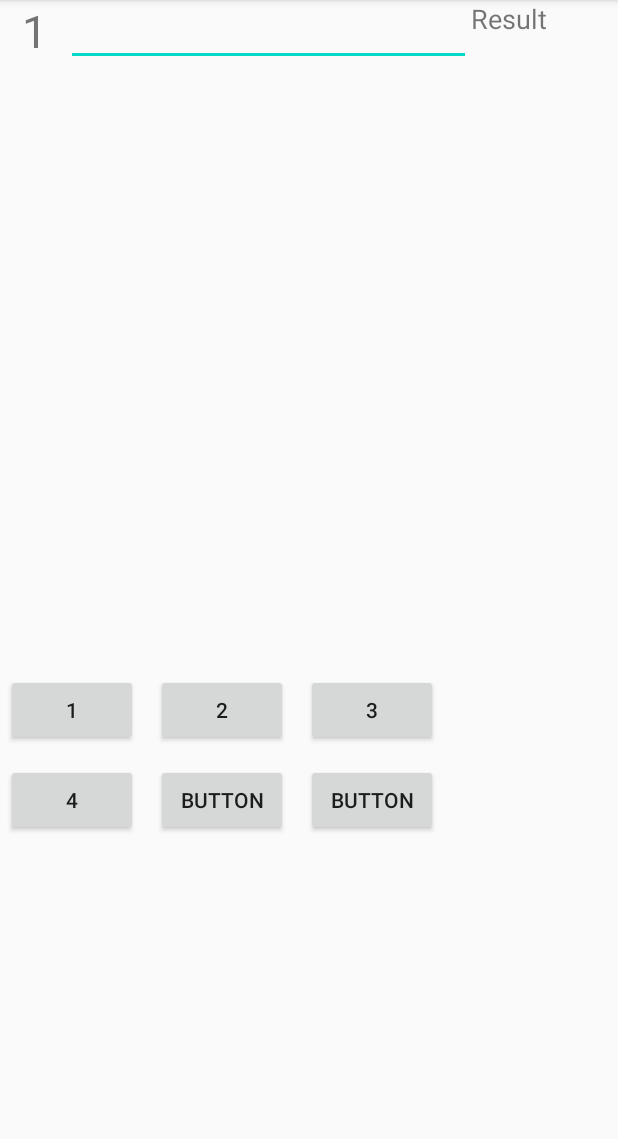
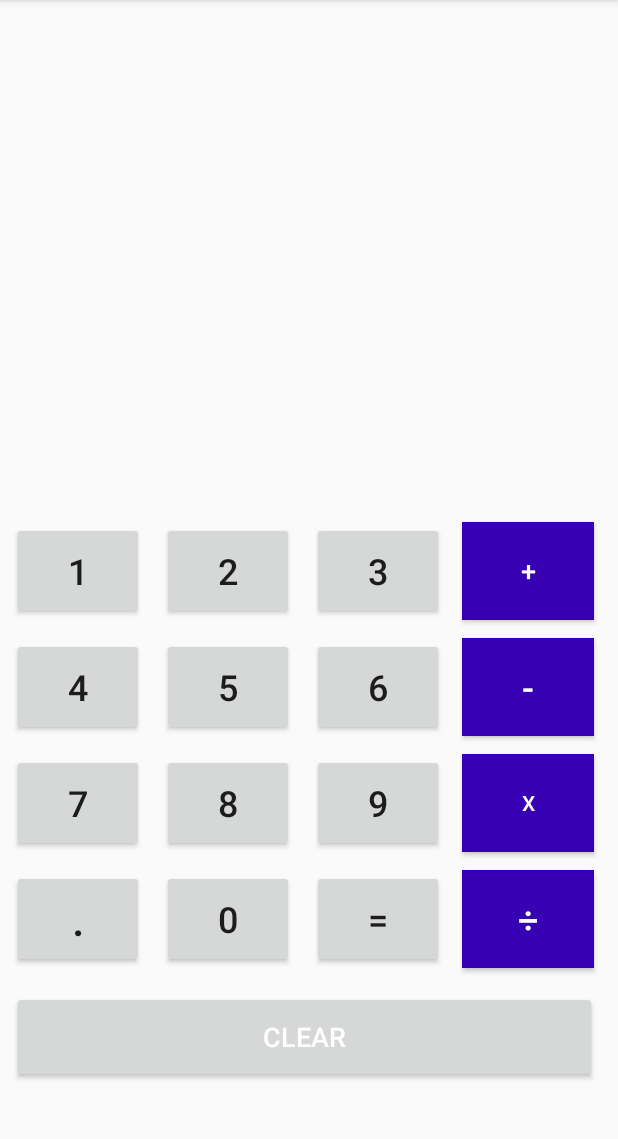
Before and after one commit to Megadash452/Code-Next-Calculator, an Android app: the screen it shows after launch (MainActivity), on a phone screen of 412 x 824 dp, the part 84-1223 px from its top. Run offline under Robolectric (Android 15) with nearby library versions, the phone set to English and light mode, and no system bars.

Commit message:
done with buttons

```diff
--- a/app/src/main/res/layout/activity_main.xml
+++ b/app/src/main/res/layout/activity_main.xml
@@ -11,49 +11,10 @@
         android:layout_height="match_parent"
         android:orientation="vertical">
 
-        <ScrollView
+        <LinearLayout
             android:layout_width="match_parent"
-            android:layout_height="265dp">
-
-            <LinearLayout
-                android:layout_width="match_parent"
-                android:layout_height="wrap_content"
-                android:orientation="vertical">
-
-                <androidx.constraintlayout.widget.ConstraintLayout
-                    android:layout_width="match_parent"
-                    android:layout_height="match_parent">
-
-                    <TextView
-                        android:id="@+id/view0"
-                        android:layout_width="44dp"
-                        android:layout_height="44dp"
-                        android:text="  1"
-                        android:textSize="30sp"
-                        app:layout_constraintStart_toStartOf="parent"
-                        app:layout_constraintTop_toTopOf="parent" />
-
-                    <EditText
-                        android:id="@+id/inputView0"
-                        android:layout_width="270dp"
-                        android:layout_height="44dp"
-                        android:autofillHints=""
-                        android:ems="10"
-                        android:inputType="text"
-                        app:layout_constraintStart_toEndOf="@+id/view0"
-                        app:layout_constraintTop_toTopOf="@+id/view0" />
-
-                    <TextView
-                        android:id="@+id/outputView0"
-                        android:layout_width="96dp"
-                        android:layout_height="44dp"
-                        android:text="Result"
-                        android:textSize="18sp"
-                        app:layout_constraintStart_toEndOf="@+id/inputView0"
-                        app:layout_constraintTop_toTopOf="@+id/inputView0" />
-                </androidx.constraintlayout.widget.ConstraintLayout>
-            </LinearLayout>
-        </ScrollView>
+            android:layout_height="332dp"
+            android:orientation="vertical"></LinearLayout>
 
         <androidx.constraintlayout.widget.ConstraintLayout
             android:layout_width="match_parent"
@@ -62,21 +23,23 @@
             <Button
                 android:id="@+id/button1"
                 android:layout_width="wrap_content"
-                android:layout_height="wrap_content"
-                android:layout_marginStart="4dp"
-                android:layout_marginLeft="4dp"
-                android:layout_marginTop="184dp"
+                android:layout_height="65dp"
+                android:layout_marginStart="8dp"
+                android:layout_marginLeft="8dp"
+                android:layout_marginTop="16dp"
                 android:text="1"
+                android:textSize="24sp"
                 app:layout_constraintStart_toStartOf="parent"
                 app:layout_constraintTop_toTopOf="parent" />
 
             <Button
                 android:id="@+id/button2"
                 android:layout_width="wrap_content"
-                android:layout_height="wrap_content"
+                android:layout_height="65dp"
                 android:layout_marginStart="12dp"
                 android:layout_marginLeft="12dp"
                 android:text="2"
+                android:textSize="24sp"
                 app:layout_constraintBottom_toBottomOf="@+id/button1"
                 app:layout_constraintStart_toEndOf="@+id/button1"
                 app:layout_constraintTop_toTopOf="@+id/button1"
@@ -85,10 +48,11 @@
             <Button
                 android:id="@+id/button3"
                 android:layout_width="wrap_content"
-                android:layout_height="wrap_content"
+                android:layout_height="65dp"
                 android:layout_marginStart="12dp"
                 android:layout_marginLeft="12dp"
                 android:text="3"
+                android:textSize="24sp"
                 app:layout_constraintBottom_toBottomOf="@+id/button2"
                 app:layout_constraintStart_toEndOf="@+id/button2"
                 app:layout_constraintTop_toTopOf="@+id/button2"
@@ -97,34 +61,178 @@
             <Button
                 android:id="@+id/button4"
                 android:layout_width="wrap_content"
-                android:layout_height="wrap_content"
+                android:layout_height="65dp"
                 android:layout_marginTop="12dp"
                 android:text="4"
+                android:textSize="24sp"
                 app:layout_constraintEnd_toEndOf="@+id/button1"
                 app:layout_constraintHorizontal_bias="0.0"
                 app:layout_constraintStart_toStartOf="@+id/button1"
                 app:layout_constraintTop_toBottomOf="@+id/button1" />
 
             <Button
+                android:id="@+id/button5"
+                android:layout_width="wrap_content"
+                android:layout_height="65dp"
+                android:layout_marginStart="12dp"
+                android:layout_marginLeft="12dp"
+                android:text="5"
+                android:textSize="24sp"
+                app:layout_constraintBottom_toBottomOf="@+id/button4"
+                app:layout_constraintStart_toEndOf="@+id/button4"
+                app:layout_constraintTop_toTopOf="@+id/button4" />
+
+            <Button
+                android:id="@+id/button6"
+                android:layout_width="wrap_content"
+                android:layout_height="65dp"
+                android:layout_marginStart="12dp"
+                android:layout_marginLeft="12dp"
+                android:text="6"
+                android:textSize="24sp"
+                app:layout_constraintBottom_toBottomOf="@+id/button5"
+                app:layout_constraintStart_toEndOf="@+id/button5"
+                app:layout_constraintTop_toTopOf="@+id/button5" />
+
+            <Button
                 android:id="@+id/button7"
                 android:layout_width="wrap_content"
-                android:layout_height="wrap_content"
+                android:layout_height="65dp"
                 android:layout_marginTop="12dp"
-                android:text="Button"
-                app:layout_constraintEnd_toEndOf="@+id/button2"
-                app:layout_constraintHorizontal_bias="0.0"
-                app:layout_constraintStart_toStartOf="@+id/button2"
-                app:layout_constraintTop_toBottomOf="@+id/button2" />
+                android:text="7"
+                android:textSize="24sp"
+                app:layout_constraintEnd_toEndOf="@+id/button4"
+                app:layout_constraintStart_toStartOf="@+id/button4"
+                app:layout_constraintTop_toBottomOf="@+id/button4" />
 
             <Button
                 android:id="@+id/button8"
                 android:layout_width="wrap_content"
-                android:layout_height="wrap_content"
+                android:layout_height="65dp"
+                android:layout_marginStart="12dp"
+                android:layout_marginLeft="12dp"
+                android:text="8"
+                android:textSize="24sp"
+                app:layout_constraintBottom_toBottomOf="@+id/button7"
+                app:layout_constraintStart_toEndOf="@+id/button7"
+                app:layout_constraintTop_toTopOf="@+id/button7" />
+
+            <Button
+                android:id="@+id/button9"
+                android:layout_width="wrap_content"
+                android:layout_height="65dp"
+                android:layout_marginStart="12dp"
+                android:layout_marginLeft="12dp"
+                android:text="9"
+                android:textSize="24sp"
+                app:layout_constraintBottom_toBottomOf="@+id/button8"
+                app:layout_constraintStart_toEndOf="@+id/button8"
+                app:layout_constraintTop_toTopOf="@+id/button8" />
+
+            <Button
+                android:id="@+id/buttonDecimal"
+                android:layout_width="wrap_content"
+                android:layout_height="65dp"
                 android:layout_marginTop="12dp"
-                android:text="Button"
-                app:layout_constraintEnd_toEndOf="@+id/button3"
-                app:layout_constraintStart_toStartOf="@+id/button3"
-                app:layout_constraintTop_toBottomOf="@+id/button3" />
+                android:text="."
+                android:textSize="30sp"
+                app:layout_constraintEnd_toEndOf="@+id/button7"
+                app:layout_constraintStart_toStartOf="@+id/button7"
+                app:layout_constraintTop_toBottomOf="@+id/button7" />
+
+            <Button
+                android:id="@+id/button0"
+                android:layout_width="wrap_content"
+                android:layout_height="65dp"
+                android:layout_marginStart="12dp"
+                android:layout_marginLeft="12dp"
+                android:text="0"
+                android:textSize="24sp"
+                app:layout_constraintBottom_toBottomOf="@+id/buttonDecimal"
+                app:layout_constraintStart_toEndOf="@+id/buttonDecimal"
+                app:layout_constraintTop_toTopOf="@+id/buttonDecimal"
+                app:layout_constraintVertical_bias="0.0" />
+
+            <Button
+                android:id="@+id/buttonEquals"
+                android:layout_width="wrap_content"
+                android:layout_height="65dp"
+                android:layout_marginStart="12dp"
+                android:layout_marginLeft="12dp"
+                android:text="="
+                android:textSize="24sp"
+                app:layout_constraintBottom_toBottomOf="@+id/button0"
+                app:layout_constraintStart_toEndOf="@+id/button0"
+                app:layout_constraintTop_toTopOf="@+id/button0"
+                app:layout_constraintVertical_bias="0.0" />
+
+            <Button
+                android:id="@+id/buttonPlus"
+                android:layout_width="wrap_content"
+                android:layout_height="65dp"
+                android:layout_marginStart="12dp"
+                android:layout_marginLeft="12dp"
+                android:background="@color/colorPrimaryDark"
+                android:text="+"
+                android:textColor="@android:color/white"
+                android:textSize="18sp"
+                app:layout_constraintBottom_toBottomOf="@+id/button3"
+                app:layout_constraintStart_toEndOf="@+id/button3"
+                app:layout_constraintTop_toTopOf="@+id/button3"
+                app:layout_constraintVertical_bias="0.0" />
+
+            <Button
+                android:id="@+id/buttonMinus"
+                android:layout_width="wrap_content"
+                android:layout_height="65dp"
+                android:layout_marginTop="12dp"
+                android:background="@color/colorPrimaryDark"
+                android:text="-"
+                android:textColor="@android:color/white"
+                android:textSize="24sp"
+                app:layout_constraintEnd_toEndOf="@+id/buttonPlus"
+                app:layout_constraintStart_toStartOf="@+id/buttonPlus"
+                app:layout_constraintTop_toBottomOf="@+id/buttonPlus" />
+
+            <Button
+                android:id="@+id/buttonMultiply"
+                android:layout_width="wrap_content"
+                android:layout_height="65dp"
+                android:layout_marginTop="12dp"
+                android:background="@color/colorPrimaryDark"
+                android:text="x"
+                android:textColor="@android:color/white"
+                app:layout_constraintEnd_toEndOf="@+id/buttonMinus"
+                app:layout_constraintStart_toStartOf="@+id/buttonMinus"
+                app:layout_constraintTop_toBottomOf="@+id/buttonMinus" />
+
+            <Button
+                android:id="@+id/buttonDivide"
+                android:layout_width="wrap_content"
+                android:layout_height="65dp"
+                android:layout_marginTop="12dp"
+                android:background="@color/colorPrimaryDark"
+                android:text="÷"
+                android:textColor="@android:color/white"
+                android:textSize="24sp"
+                app:layout_constraintStart_toStartOf="@+id/buttonMultiply"
+                app:layout_constraintTop_toBottomOf="@+id/buttonMultiply" />
+
+            <Button
+                android:id="@+id/buttonClear"
+                android:layout_width="390dp"
+                android:layout_height="61dp"
+                android:layout_marginTop="12dp"
+                android:background="@android:color/red"
+                android:text="Clear"
+                android:textColor="@android:color/white"
+                android:textSize="18sp"
+                app:layout_constraintBottom_toBottomOf="parent"
+                app:layout_constraintEnd_toEndOf="parent"
+                app:layout_constraintHorizontal_bias="0.0"
+                app:layout_constraintStart_toStartOf="@+id/buttonDecimal"
+                app:layout_constraintTop_toBottomOf="@+id/button0"
+                app:layout_constraintVertical_bias="0.074" />
         </androidx.constraintlayout.widget.ConstraintLayout>
     </LinearLayout>
 
```
